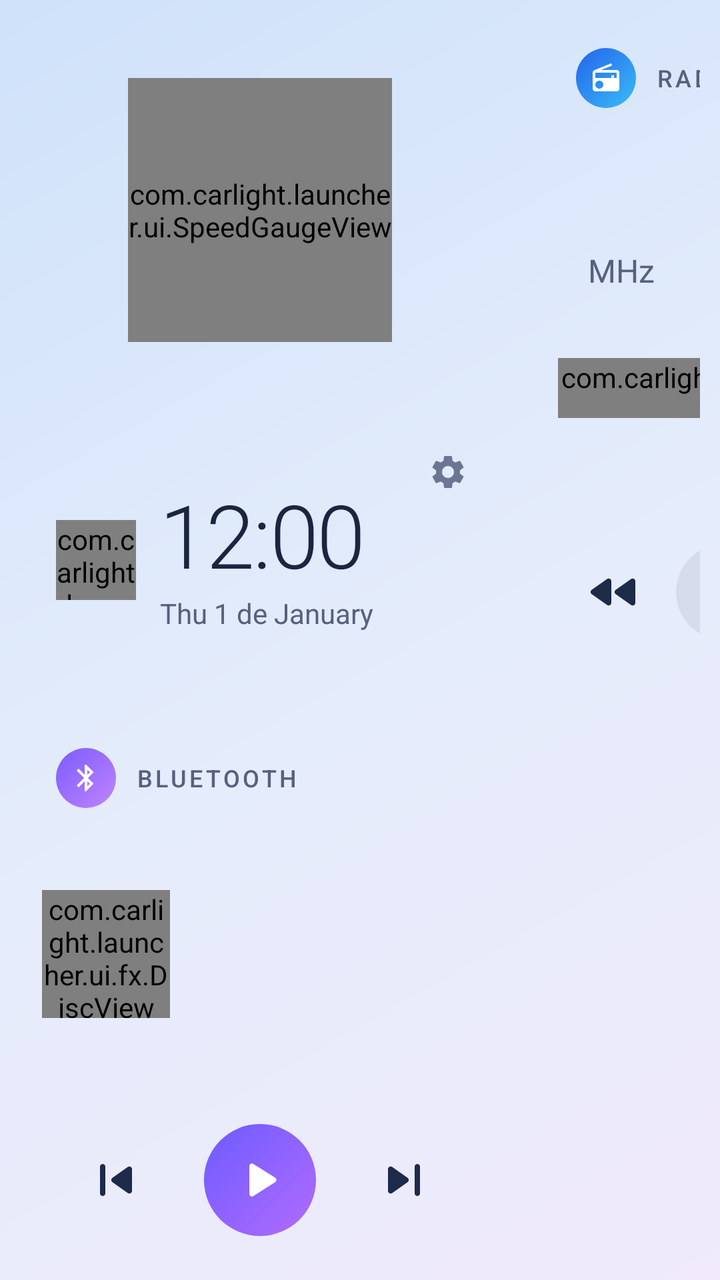
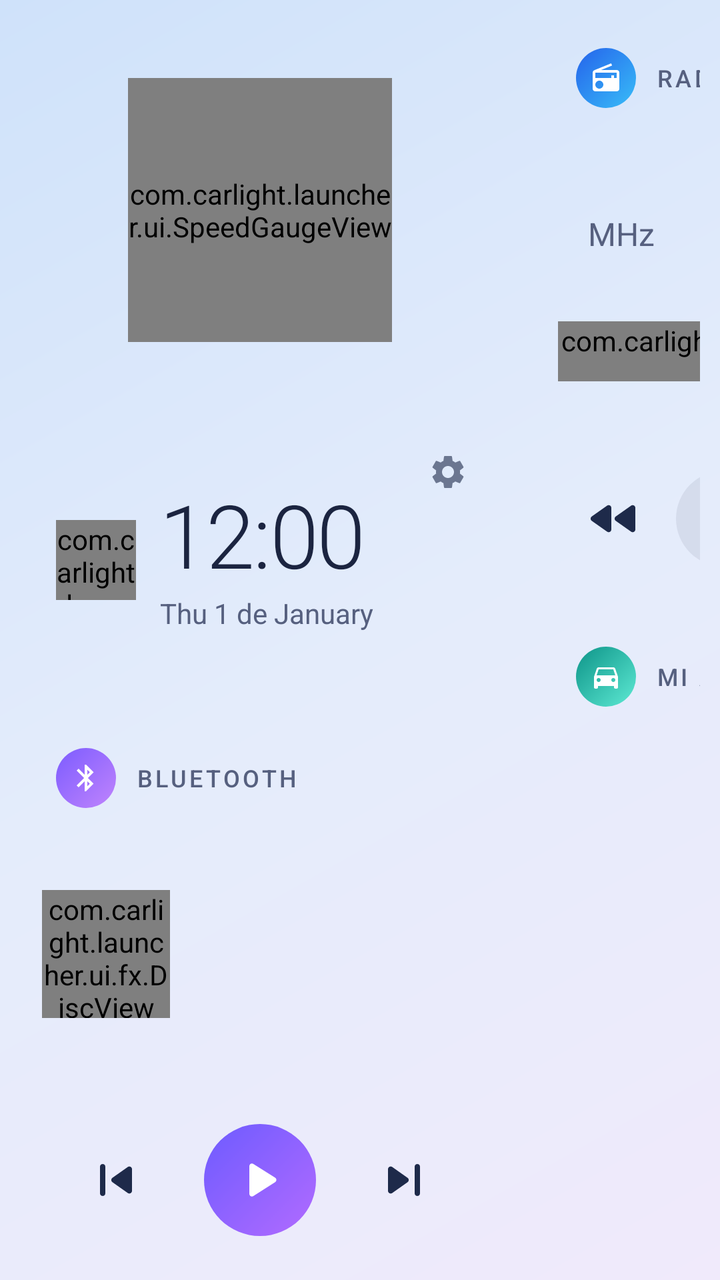

Screens rendered from an Android XML layout before and after an edit, with the pre-edit source and the edit as a unified diff.
<!-- AndroidManifest.xml: application theme Theme.CarLight -->
<!-- res/layout/activity_home.xml -->
<?xml version="1.0" encoding="utf-8"?>
<FrameLayout xmlns:android="http://schemas.android.com/apk/res/android"
    android:layout_width="match_parent"
    android:layout_height="match_parent"
    android:fitsSystemWindows="true">

    <LinearLayout
        android:layout_width="match_parent"
        android:layout_height="match_parent"
        android:orientation="horizontal"
        android:padding="@dimen/gap">

        
        <LinearLayout
            android:layout_width="@dimen/side_column"
            android:layout_height="match_parent"
            android:orientation="vertical">

            
            <FrameLayout
                android:id="@+id/cardSpeed"
                android:layout_width="match_parent"
                android:layout_height="0dp"
                android:layout_weight="0.95">

                <com.carlight.launcher.ui.SpeedGaugeView
                    android:id="@+id/speedGauge"
                    android:layout_width="132dp"
                    android:layout_height="132dp"
                    android:layout_gravity="center" />
            </FrameLayout>

            
            <FrameLayout
                android:id="@+id/cardClock"
                android:layout_width="match_parent"
                android:layout_height="0dp"
                android:layout_marginTop="@dimen/gap"
                android:layout_weight="0.7">

                <LinearLayout
                    android:layout_width="match_parent"
                    android:layout_height="match_parent"
                    android:gravity="center_vertical|start"
                    android:orientation="horizontal"
                    android:paddingStart="@dimen/inset">

                <com.carlight.launcher.ui.fx.SkyBadgeView
                    android:id="@+id/skyBadge"
                    android:layout_width="40dp"
                    android:layout_height="40dp"
                    android:layout_marginEnd="12dp" />

                <LinearLayout
                    android:layout_width="0dp"
                    android:layout_height="wrap_content"
                    android:layout_weight="1"
                    android:orientation="vertical">

                    <TextClock
                        android:id="@+id/clockTime"
                        android:layout_width="wrap_content"
                        android:layout_height="wrap_content"
                        android:fontFamily="sans-serif-light"
                        android:format12Hour="h:mm"
                        android:format24Hour="HH:mm"
                        android:includeFontPadding="false"
                        android:letterSpacing="-0.02"
                        android:textColor="@color/text_primary"
                        android:textSize="44sp" />

                    <TextClock
                        android:id="@+id/clockDate"
                        android:layout_width="wrap_content"
                        android:layout_height="wrap_content"
                        android:layout_marginTop="2dp"
                        android:format12Hour="EEE d 'de' MMMM"
                        android:format24Hour="EEE d 'de' MMMM"
                        android:textColor="@color/text_secondary"
                        android:textSize="14sp" />
                </LinearLayout>
                </LinearLayout>

                <ImageButton
                    android:id="@+id/openSettings"
                    android:layout_width="40dp"
                    android:layout_height="40dp"
                    android:layout_gravity="top|end"
                    android:layout_margin="6dp"
                    android:alpha="0.6"
                    android:padding="10dp"
                    android:scaleType="fitCenter"
                    android:background="?android:attr/selectableItemBackgroundBorderless"
                    android:contentDescription="@string/settings_title"
                    android:src="@drawable/ic_settings" />
            </FrameLayout>

            
            <LinearLayout
                android:id="@+id/cardBt"
                android:layout_width="match_parent"
                android:layout_height="0dp"
                android:layout_marginTop="@dimen/gap"
                android:layout_weight="1.35"
                android:clickable="true"
                android:focusable="true"
                android:orientation="vertical"
                android:paddingTop="14dp">

                <LinearLayout
                    android:layout_width="match_parent"
                    android:layout_height="wrap_content"
                    android:layout_marginHorizontal="@dimen/inset"
                    android:gravity="center_vertical"
                    android:orientation="horizontal">

                    <ImageView
                        style="@style/SourceChip"
                        android:background="@drawable/bg_circle_music"
                        android:src="@drawable/ic_bluetooth" />

                    <TextView
                        style="@style/SourceLabel"
                        android:text="@string/bt_label" />

                    <com.carlight.launcher.ui.fx.EqBarsView
                        android:id="@+id/btEq"
                        android:layout_width="18dp"
                        android:layout_height="14dp"
                        android:visibility="invisible" />

                    <TextView
                        android:id="@+id/btDemo"
                        style="@style/DemoBadge" />
                </LinearLayout>

                <Space
                    android:layout_width="match_parent"
                    android:layout_height="0dp"
                    android:layout_weight="1" />

                <LinearLayout
                    android:layout_width="match_parent"
                    android:layout_height="wrap_content"
                    android:layout_marginStart="11dp"
                    android:layout_marginEnd="@dimen/inset"
                    android:gravity="center_vertical"
                    android:orientation="horizontal">

                    
                    <com.carlight.launcher.ui.fx.DiscView
                        android:id="@+id/btDisc"
                        android:layout_width="64dp"
                        android:layout_height="64dp" />

                    <LinearLayout
                        android:layout_width="0dp"
                        android:layout_height="wrap_content"
                        android:layout_marginStart="5dp"
                        android:layout_weight="1"
                        android:orientation="vertical">

                        <TextView
                            android:id="@+id/btTitle"
                            style="@style/MediaTitle"
                            android:textSize="18sp" />

                        <TextView
                            android:id="@+id/btArtist"
                            style="@style/MediaSubtitle" />
                    </LinearLayout>
                </LinearLayout>

                <Space
                    android:layout_width="match_parent"
                    android:layout_height="0dp"
                    android:layout_weight="1" />

                <LinearLayout
                    android:id="@+id/btControls"
                    style="@style/ControlRow">

                    <ImageButton
                        android:id="@+id/btPrev"
                        style="@style/CtrlButton"
                        android:contentDescription="@string/cd_prev"
                        android:src="@drawable/ic_prev" />

                    <ImageButton
                        android:id="@+id/btPlay"
                        style="@style/PlayButton"
                        android:contentDescription="@string/cd_play_pause"
                        android:src="@drawable/ic_play" />

                    <ImageButton
                        android:id="@+id/btNext"
                        style="@style/CtrlButton"
                        android:contentDescription="@string/cd_next"
                        android:src="@drawable/ic_next" />
                </LinearLayout>
            </LinearLayout>
        </LinearLayout>

        
        <FrameLayout
            android:id="@+id/cardMap"
            android:layout_width="0dp"
            android:layout_height="match_parent"
            android:layout_marginHorizontal="@dimen/gap"
            android:layout_weight="1"
            android:foreground="@drawable/bg_map_frame">

            
            <FrameLayout
                android:id="@+id/mapHole"
                android:layout_width="match_parent"
                android:layout_height="match_parent">

                <TextView
                    android:id="@+id/mapPlaceholder"
                    android:layout_width="wrap_content"
                    android:layout_height="wrap_content"
                    android:layout_gravity="center"
                    android:drawableTop="@drawable/ic_navigation_big"
                    android:drawablePadding="12dp"
                    android:gravity="center"
                    android:text="@string/nav_missing"
                    android:textColor="@color/text_secondary"
                    android:textSize="16sp"
                    android:visibility="gone" />
            </FrameLayout>

            
            <LinearLayout
                android:id="@+id/mapButtons"
                android:layout_width="wrap_content"
                android:layout_height="wrap_content"
                android:layout_gravity="top|end"
                android:layout_margin="10dp"
                android:orientation="vertical">

                <ImageButton
                    android:id="@+id/mapFullscreen"
                    style="@style/MapFab"
                    android:contentDescription="@string/cd_map_fullscreen"
                    android:src="@drawable/ic_fullscreen" />

                <ImageButton
                    android:id="@+id/mapReload"
                    style="@style/MapFab"
                    android:layout_marginTop="8dp"
                    android:contentDescription="@string/cd_map_reload"
                    android:src="@drawable/ic_refresh" />
            </LinearLayout>
        </FrameLayout>

        
        <LinearLayout
            android:layout_width="@dimen/side_column"
            android:layout_height="match_parent"
            android:orientation="vertical">

            
            <LinearLayout
                android:id="@+id/cardRadio"
                android:layout_width="match_parent"
                android:layout_height="0dp"
                android:layout_weight="1.15"
                android:clickable="true"
                android:focusable="true"
                android:orientation="vertical"
                android:paddingTop="14dp">

                <LinearLayout
                    android:layout_width="match_parent"
                    android:layout_height="wrap_content"
                    android:layout_marginHorizontal="@dimen/inset"
                    android:gravity="center_vertical"
                    android:orientation="horizontal">

                    <ImageView
                        style="@style/SourceChip"
                        android:background="@drawable/bg_circle_radio"
                        android:src="@drawable/ic_radio" />

                    <TextView
                        style="@style/SourceLabel"
                        android:text="@string/radio_label" />

                    <TextView
                        android:id="@+id/radioDemo"
                        style="@style/DemoBadge" />
                </LinearLayout>

                <Space
                    android:layout_width="match_parent"
                    android:layout_height="0dp"
                    android:layout_weight="1" />

                <LinearLayout
                    android:layout_width="wrap_content"
                    android:layout_height="wrap_content"
                    android:layout_marginHorizontal="@dimen/inset"
                    android:baselineAligned="true"
                    android:orientation="horizontal">

                    <TextView
                        android:id="@+id/radioFreq"
                        android:layout_width="wrap_content"
                        android:layout_height="wrap_content"
                        android:fontFamily="sans-serif-light"
                        android:includeFontPadding="false"
                        android:textColor="@color/text_primary"
                        android:textSize="44sp" />

                    <TextView
                        android:id="@+id/radioUnit"
                        android:layout_width="wrap_content"
                        android:layout_height="wrap_content"
                        android:layout_marginStart="6dp"
                        android:text="@string/radio_unit"
                        android:textColor="@color/text_secondary"
                        android:textSize="16sp" />
                </LinearLayout>

                <TextView
                    android:id="@+id/radioSub"
                    style="@style/MediaSubtitle"
                    android:layout_marginHorizontal="@dimen/inset" />

                <com.carlight.launcher.ui.fx.FreqDialView
                    android:id="@+id/radioDial"
                    android:layout_width="match_parent"
                    android:layout_height="30dp"
                    android:layout_marginHorizontal="9dp"
                    android:layout_marginTop="6dp" />

                <Space
                    android:layout_width="match_parent"
                    android:layout_height="0dp"
                    android:layout_weight="1" />

                <LinearLayout
                    android:id="@+id/radioControls"
                    style="@style/ControlRow">

                    <ImageButton
                        android:id="@+id/radioSeekDown"
                        style="@style/CtrlButton"
                        android:contentDescription="@string/cd_seek_down"
                        android:src="@drawable/ic_seek_down" />

                    <ImageButton
                        android:id="@+id/radioPrev"
                        style="@style/CtrlButtonTonal"
                        android:contentDescription="@string/cd_prev"
                        android:src="@drawable/ic_prev" />

                    <ImageButton
                        android:id="@+id/radioNext"
                        style="@style/CtrlButtonTonal"
                        android:contentDescription="@string/cd_next"
                        android:src="@drawable/ic_next" />

                    <ImageButton
                        android:id="@+id/radioSeekUp"
                        style="@style/CtrlButton"
                        android:contentDescription="@string/cd_seek_up"
                        android:src="@drawable/ic_seek_up" />
                </LinearLayout>
            </LinearLayout>

            
            <LinearLayout
                android:id="@+id/dock"
                android:layout_width="match_parent"
                android:layout_height="0dp"
                android:layout_marginTop="@dimen/gap"
                android:layout_weight="1"
                android:orientation="vertical"
                android:padding="6dp" />
        </LinearLayout>
    </LinearLayout>

    
    <LinearLayout
        android:id="@+id/drawer"
        android:layout_width="match_parent"
        android:layout_height="match_parent"
        android:background="@color/drawer_scrim"
        android:clickable="true"
        android:focusable="true"
        android:orientation="vertical"
        android:paddingHorizontal="20dp"
        android:paddingTop="12dp"
        android:visibility="gone">

        <LinearLayout
            android:layout_width="match_parent"
            android:layout_height="56dp"
            android:gravity="center_vertical"
            android:orientation="horizontal">

            <TextView
                android:id="@+id/drawerTitle"
                android:layout_width="0dp"
                android:layout_height="wrap_content"
                android:layout_weight="1"
                android:textColor="@color/text_primary"
                android:textSize="24sp"
                android:textStyle="bold" />

            <ImageButton
                android:id="@+id/drawerSettings"
                android:layout_width="56dp"
                android:layout_height="56dp"
                android:background="?android:attr/selectableItemBackgroundBorderless"
                android:contentDescription="@string/settings_title"
                android:src="@drawable/ic_settings" />

            <ImageButton
                android:id="@+id/drawerClose"
                android:layout_width="56dp"
                android:layout_height="56dp"
                android:background="?android:attr/selectableItemBackgroundBorderless"
                android:contentDescription="@string/cd_close"
                android:src="@drawable/ic_close" />
        </LinearLayout>

        <GridView
            android:id="@+id/drawerGrid"
            android:layout_width="match_parent"
            android:layout_height="match_parent"
            android:clipToPadding="false"
            android:columnWidth="118dp"
            android:numColumns="auto_fit"
            android:paddingBottom="12dp"
            android:scrollbars="none"
            android:stretchMode="columnWidth"
            android:verticalSpacing="10dp" />
    </LinearLayout>
</FrameLayout>
<!-- resources referenced by this layout -->
<resources>
  <dimen name="gap">10dp</dimen>
  <dimen name="inset">18dp</dimen>
  <dimen name="side_column">240dp</dimen>
  <string name="bt_label">Bluetooth</string>
  <string name="cd_close">Cerrar</string>
  <string name="cd_next">Siguiente</string>
  <string name="cd_prev">Anterior</string>
  <string name="radio_unit">MHz</string>
  <dimen name="card_radius">24dp</dimen>
  <color name="glass_stroke">#B3FFFFFF</color>
  <color name="icon_primary">#FF1E2A4A</color>
  <string name="demo">DEMO</string>
  <color name="navbar">#FFE3ECFA</color>
  <color name="accent">#FF7C5CFF</color>
  <color name="tonal_bg">#141B2440</color>
  <color name="badge_bg">#1A1B2440</color>
  <color name="fab_bg">#EBFFFFFF</color>
  <color name="fab_stroke">#331B2440</color>
  <color name="wp_start">#FFCFE2FA</color>
  <color name="wp_center">#FFE4ECFB</color>
  <color name="wp_end">#FFF0EAFB</color>
  <!-- unchanged entries left out for length: 42 -->
</resources>

<!-- the commit's change to res/layout/activity_home.xml (unified diff, before → after) -->
@@ -19,6 +19,8 @@
             
             <FrameLayout
                 android:id="@+id/cardSpeed"
+                android:clickable="true"
+                android:focusable="true"
                 android:layout_width="match_parent"
                 android:layout_height="0dp"
                 android:layout_weight="0.95">
@@ -28,6 +30,38 @@
                     android:layout_width="132dp"
                     android:layout_height="132dp"
                     android:layout_gravity="center" />
+
+                
+                <GridLayout
+                    android:id="@+id/tripView"
+                    android:layout_width="match_parent"
+                    android:layout_height="match_parent"
+                    android:columnCount="2"
+                    android:paddingHorizontal="@dimen/inset"
+                    android:paddingVertical="14dp"
+                    android:rowCount="2"
+                    android:visibility="gone">
+
+                    <LinearLayout style="@style/TripCell">
+                        <TextView android:id="@+id/tripDistance" style="@style/TripValue" />
+                        <TextView style="@style/TripLabel" android:text="@string/trip_distance" />
+                    </LinearLayout>
+
+                    <LinearLayout style="@style/TripCell">
+                        <TextView android:id="@+id/tripTime" style="@style/TripValue" />
+                        <TextView style="@style/TripLabel" android:text="@string/trip_time" />
+                    </LinearLayout>
+
+                    <LinearLayout style="@style/TripCell">
+                        <TextView android:id="@+id/tripAvg" style="@style/TripValue" />
+                        <TextView android:id="@+id/tripAvgLabel" style="@style/TripLabel" android:text="@string/trip_avg" />
+                    </LinearLayout>
+
+                    <LinearLayout style="@style/TripCell">
+                        <TextView android:id="@+id/tripMax" style="@style/TripValue" />
+                        <TextView android:id="@+id/tripMaxLabel" style="@style/TripLabel" android:text="@string/trip_max" />
+                    </LinearLayout>
+                </GridLayout>
             </FrameLayout>
 
             
@@ -78,6 +112,7 @@
                         android:format24Hour="EEE d 'de' MMMM"
                         android:textColor="@color/text_secondary"
                         android:textSize="14sp" />
+
                 </LinearLayout>
                 </LinearLayout>
 
@@ -232,6 +267,55 @@
 
             
             <LinearLayout
+                android:id="@+id/mapManeuver"
+                android:layout_width="wrap_content"
+                android:layout_height="wrap_content"
+                android:layout_gravity="top|start"
+                android:layout_margin="10dp"
+                android:background="@drawable/bg_maneuver"
+                android:gravity="center_vertical"
+                android:maxWidth="360dp"
+                android:minHeight="64dp"
+                android:orientation="horizontal"
+                android:paddingStart="10dp"
+                android:paddingEnd="18dp"
+                android:visibility="gone">
+
+                <ImageView
+                    android:id="@+id/maneuverArrow"
+                    android:layout_width="48dp"
+                    android:layout_height="48dp"
+                    android:importantForAccessibility="no"
+                    android:src="@drawable/glyph_map" />
+
+                <LinearLayout
+                    android:layout_width="wrap_content"
+                    android:layout_height="wrap_content"
+                    android:layout_marginStart="10dp"
+                    android:orientation="vertical">
+
+                    <TextView
+                        android:id="@+id/maneuverDistance"
+                        android:layout_width="wrap_content"
+                        android:layout_height="wrap_content"
+                        android:fontFamily="sans-serif-medium"
+                        android:textColor="#FFFFFFFF"
+                        android:textSize="26sp" />
+
+                    <TextView
+                        android:id="@+id/maneuverStreet"
+                        android:layout_width="wrap_content"
+                        android:layout_height="wrap_content"
+                        android:ellipsize="end"
+                        android:maxWidth="260dp"
+                        android:maxLines="1"
+                        android:textColor="#D9FFFFFF"
+                        android:textSize="15sp" />
+                </LinearLayout>
+            </LinearLayout>
+
+            
+            <LinearLayout
                 android:id="@+id/mapButtons"
                 android:layout_width="wrap_content"
                 android:layout_height="wrap_content"
@@ -265,7 +349,7 @@
                 android:id="@+id/cardRadio"
                 android:layout_width="match_parent"
                 android:layout_height="0dp"
-                android:layout_weight="1.15"
+                android:layout_weight="1.3"
                 android:clickable="true"
                 android:focusable="true"
                 android:orientation="vertical"
@@ -372,13 +456,59 @@
 
             
             <LinearLayout
-                android:id="@+id/dock"
+                android:id="@+id/cardCar"
                 android:layout_width="match_parent"
                 android:layout_height="0dp"
                 android:layout_marginTop="@dimen/gap"
                 android:layout_weight="1"
+                android:clickable="true"
+                android:focusable="true"
                 android:orientation="vertical"
-                android:padding="6dp" />
+                android:paddingHorizontal="@dimen/inset"
+                android:paddingTop="14dp"
+                android:paddingBottom="10dp">
+
+                <LinearLayout
+                    android:layout_width="match_parent"
+                    android:layout_height="wrap_content"
+                    android:gravity="center_vertical"
+                    android:orientation="horizontal">
+
+                    <ImageView
+                        style="@style/SourceChip"
+                        android:background="@drawable/bg_circle_car"
+                        android:src="@drawable/glyph_car" />
+
+                    <TextView
+                        style="@style/SourceLabel"
+                        android:text="@string/car_title" />
+
+                    <TextView
+                        android:id="@+id/carOdometer"
+                        android:layout_width="wrap_content"
+                        android:layout_height="wrap_content"
+                        android:textColor="@color/text_secondary"
+                        android:textSize="13sp" />
+                </LinearLayout>
+
+                <LinearLayout
+                    android:id="@+id/carList"
+                    android:layout_width="match_parent"
+                    android:layout_height="0dp"
+                    android:layout_weight="1"
+                    android:gravity="center_vertical"
+                    android:orientation="vertical" />
+            </LinearLayout>
+
+            
+            <LinearLayout
+                android:id="@+id/dock"
+                android:layout_width="match_parent"
+                android:layout_height="88dp"
+                android:layout_marginTop="@dimen/gap"
+                android:orientation="vertical"
+                android:paddingHorizontal="4dp"
+                android:paddingVertical="6dp" />
         </LinearLayout>
     </LinearLayout>
 
<!-- resource entries referenced after the edit -->
@@ -3,11 +3,64 @@
   <dimen name="gap">10dp</dimen>
   <dimen name="inset">18dp</dimen>
   <dimen name="side_column">240dp</dimen>
+  <!-- drawable bg_circle_car (drawable) -->
+  <?xml version="1.0" encoding="utf-8"?>
+  <shape xmlns:android="http://schemas.android.com/apk/res/android" android:shape="oval">
+      <gradient android:angle="315" android:startColor="#FF0D9488" android:endColor="#FF5EEAD4" />
+  </shape>
+  <!-- drawable bg_maneuver (drawable) -->
+  <?xml version="1.0" encoding="utf-8"?>
+  <shape xmlns:android="http://schemas.android.com/apk/res/android">
+      <corners android:radius="18dp" />
+      <gradient android:angle="315" android:startColor="#F2047857" android:endColor="#F210B981" />
+  </shape>
+  <!-- drawable glyph_car (drawable) -->
+  <?xml version="1.0" encoding="utf-8"?>
+  <vector xmlns:android="http://schemas.android.com/apk/res/android"
+      android:width="24dp" android:height="24dp" android:viewportWidth="24" android:viewportHeight="24">
+      <path android:fillColor="#FFFFFFFF" android:pathData="M18.92,6.01C18.72,5.42 18.16,5 17.5,5h-11c-0.66,0 -1.21,0.42 -1.42,1.01L3,12v8c0,0.55 0.45,1 1,1h1c0.55,0 1,-0.45 1,-1v-1h12v1c0,0.55 0.45,1 1,1h1c0.55,0 1,-0.45 1,-1v-8l-2.08,-5.99zM6.5,16c-0.83,0 -1.5,-0.67 -1.5,-1.5S5.67,13 6.5,13s1.5,0.67 1.5,1.5S7.33,16 6.5,16zM17.5,16c-0.83,0 -1.5,-0.67 -1.5,-1.5s0.67,-1.5 1.5,-1.5 1.5,0.67 1.5,1.5 -0.67,1.5 -1.5,1.5zM5,11l1.5,-4.5h11L19,11H5z" />
+  </vector>
+  <!-- drawable glyph_map (drawable) -->
+  <?xml version="1.0" encoding="utf-8"?>
+  <vector xmlns:android="http://schemas.android.com/apk/res/android"
+      android:width="24dp" android:height="24dp" android:viewportWidth="24" android:viewportHeight="24">
+      <path android:fillColor="#FFFFFFFF" android:pathData="M12,2L4.5,20.29l0.71,0.71L12,18l6.79,3 0.71,-0.71z" />
+  </vector>
   <string name="bt_label">Bluetooth</string>
+  <string name="car_title">Mi auto</string>
   <string name="cd_close">Cerrar</string>
   <string name="cd_next">Siguiente</string>
   <string name="cd_prev">Anterior</string>
   <string name="radio_unit">MHz</string>
+  <string name="trip_avg">Media %1$s</string>
+  <string name="trip_distance">Distancia</string>
+  <string name="trip_max">Máxima %1$s</string>
+  <string name="trip_time">En marcha</string>
+  <style name="TripCell">
+          <item name="android:layout_width">0dp</item>
+          <item name="android:layout_height">0dp</item>
+          <item name="android:layout_columnWeight">1</item>
+          <item name="android:layout_rowWeight">1</item>
+          <item name="android:gravity">center_vertical</item>
+          <item name="android:orientation">vertical</item>
+      </style>
+  <style name="TripLabel">
+          <item name="android:layout_width">wrap_content</item>
+          <item name="android:layout_height">wrap_content</item>
+          <item name="android:layout_marginTop">2dp</item>
+          <item name="android:letterSpacing">0.1</item>
+          <item name="android:textAllCaps">true</item>
+          <item name="android:textColor">@color/text_secondary</item>
+          <item name="android:textSize">11sp</item>
+      </style>
+  <style name="TripValue">
+          <item name="android:layout_width">wrap_content</item>
+          <item name="android:layout_height">wrap_content</item>
+          <item name="android:fontFamily">sans-serif-light</item>
+          <item name="android:includeFontPadding">false</item>
+          <item name="android:textColor">@color/text_primary</item>
+          <item name="android:textSize">24sp</item>
+      </style>
   <dimen name="card_radius">24dp</dimen>
   <color name="glass_stroke">#B3FFFFFF</color>
   <color name="icon_primary">#FF1E2A4A</color>
